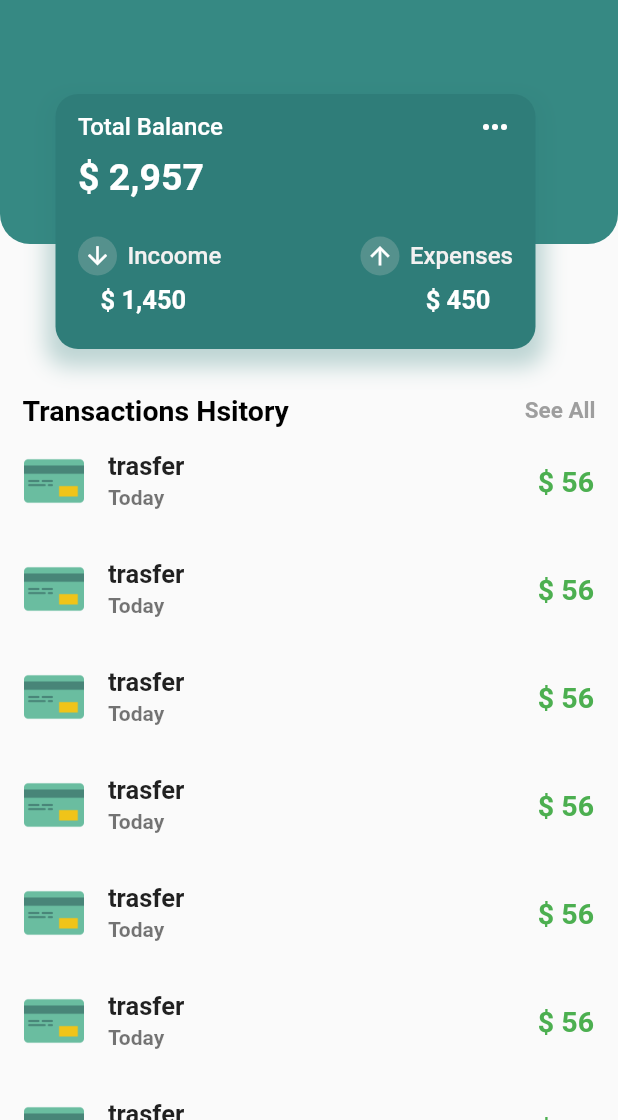
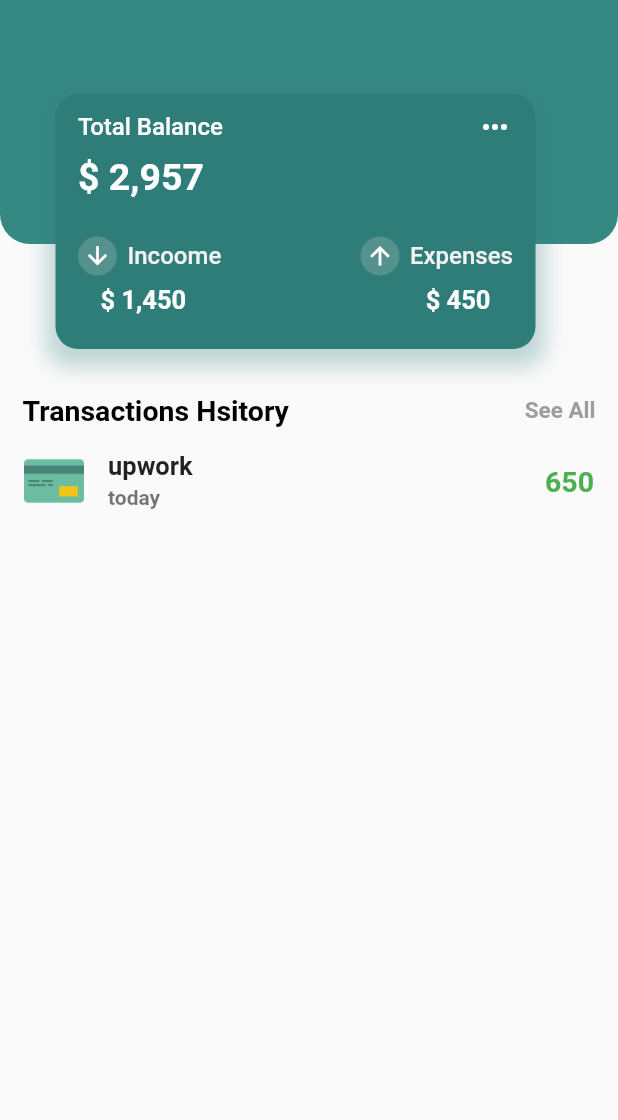
Before and after one commit to frandylin/Flutter_Finance_App, a Flutter app: the screen it shows after launch, on a phone screen of 412 x 824 dp, the part 116-1236 px from its top. Run offline on Flutter 3.47's test engine with Material 2 defaults, Android fonts, the phone set to English and light mode, and no system bars.

Commit message:
10/04 6:00pm

```diff
--- /dev/null
+++ b/lib/data/1.dart
@@ -0,0 +1,7 @@
+class money {
+  String? Image;
+  String? name;
+  String? time;
+  String? fee;
+  double? buy;
+}
--- /dev/null
+++ b/lib/data/listdata.dart
@@ -0,0 +1,10 @@
+import '1.dart';
+
+List<money> geter() {
+  money upwork = money();
+  upwork.name = 'upwork';
+  upwork.fee = '650';
+  upwork.time = 'today';
+  upwork.Image = 'Transfer.png';
+  return[upwork];
+}
--- a/lib/home.dart
+++ b/lib/home.dart
@@ -1,5 +1,5 @@
 import 'package:flutter/material.dart';
-
+import 'package:finance_app/data/listdata.dart';
 class Home extends StatelessWidget {
   const Home({Key? key}) : super(key: key);
 
@@ -44,24 +44,24 @@ class Home extends StatelessWidget {
                   return ListTile(
                     leading: ClipRRect(
                       borderRadius: BorderRadius.circular(5),
-                      child: Image.asset('images/Transfer.png', height: 40),
+                      child: Image.asset('images/${geter()[index].Image!}', height: 40),
                     ),
-                    title: const Text(
-                      'trasfer',
-                      style: TextStyle(
+                    title:  Text(
+                      geter()[index].name!,
+                      style: const TextStyle (
                         fontWeight: FontWeight.w600,
                         fontSize: 17,
                       ),
                     ),
-                    subtitle: const Text(
-                      'Today',
-                      style: TextStyle(
+                    subtitle:  Text(
+                      geter()[index].time!,
+                      style: const TextStyle(
                         fontWeight: FontWeight.w600,
                       ),
                     ),
-                    trailing: const Text(
-                      '\$ 56',
-                      style: TextStyle(
+                    trailing:  Text(
+                      geter()[index].fee!,
+                      style: const TextStyle(
                         fontWeight: FontWeight.w600,
                         fontSize: 19,
                         color: Colors.green,
@@ -69,6 +69,7 @@ class Home extends StatelessWidget {
                     ),
                   );
                 },
+                childCount: geter().length,
               ),
             ),
           ],
```
